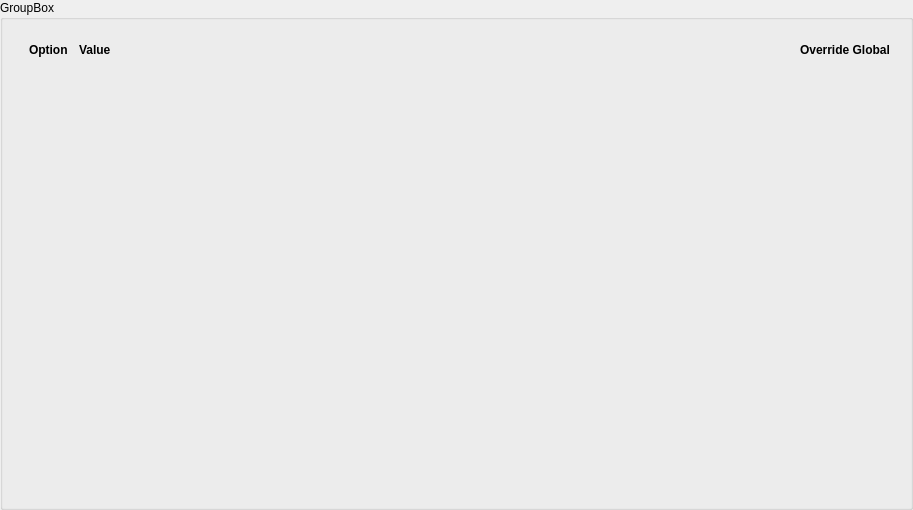
Above: brainframe_qt/ui/dialogs/plugin_configuration/plugin_options/plugin_options.ui from aotuai/brainframe-qt before the change. Below: the same form after it.
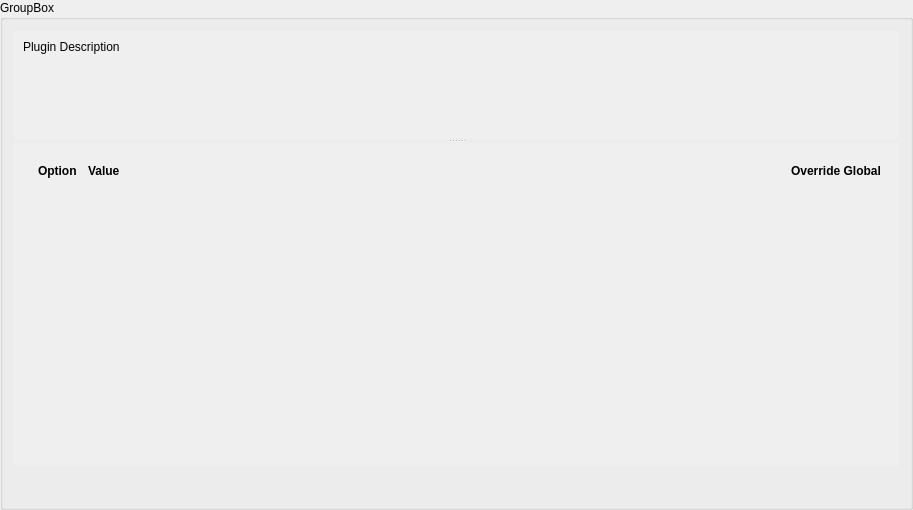
That is the form after the change.

Commit message: Add plugin descriptions to UI

```diff
--- a/brainframe_qt/ui/dialogs/plugin_configuration/plugin_options/plugin_options.ui
+++ b/brainframe_qt/ui/dialogs/plugin_configuration/plugin_options/plugin_options.ui
@@ -16,26 +16,82 @@
   <property name="title">
    <string>GroupBox</string>
   </property>
-  <layout class="QGridLayout" name="gridLayout">
-   <item row="0" column="0">
+  <layout class="QVBoxLayout" name="verticalLayout_4">
+   <item>
+    <widget class="QSplitter" name="splitter">
+     <property name="orientation">
+      <enum>Qt::Vertical</enum>
+     </property>
+     <property name="childrenCollapsible">
+      <bool>false</bool>
+     </property>
+     <widget class="QScrollArea" name="plugin_description_area">
+      <property name="frameShape">
+       <enum>QFrame::NoFrame</enum>
+      </property>
+      <property name="horizontalScrollBarPolicy">
+       <enum>Qt::ScrollBarAlwaysOff</enum>
+      </property>
+      <property name="widgetResizable">
+       <bool>true</bool>
+      </property>
+      <widget class="QWidget" name="scrollAreaWidgetContents">
+       <property name="geometry">
+        <rect>
+         <x>0</x>
+         <y>0</y>
+         <width>887</width>
+         <height>95</height>
+        </rect>
+       </property>
+       <layout class="QVBoxLayout" name="verticalLayout">
+        <item>
+         <widget class="QLabel" name="plugin_description_label">
+          <property name="text">
+           <string>Plugin Description</string>
+          </property>
+          <property name="alignment">
+           <set>Qt::AlignLeading|Qt::AlignLeft|Qt::AlignTop</set>
+          </property>
+          <property name="wordWrap">
+           <bool>true</bool>
+          </property>
+          <property name="textInteractionFlags">
+           <set>Qt::LinksAccessibleByMouse|Qt::TextSelectableByKeyboard|Qt::TextSelectableByMouse</set>
+          </property>
+         </widget>
+        </item>
+       </layout>
+      </widget>
+     </widget>
+     <widget class="QScrollArea" name="plugin_options_area">
+      <property name="frameShape">
+       <enum>QFrame::NoFrame</enum>
+      </property>
+      <property name="widgetResizable">
+       <bool>true</bool>
+      </property>
+      <widget class="QWidget" name="scrollAreaWidgetContents_3">
+       <property name="geometry">
+        <rect>
+         <x>0</x>
+         <y>0</y>
+         <width>887</width>
+         <height>336</height>
+        </rect>
+       </property>
+       <layout class="QVBoxLayout" name="verticalLayout_3">
+        <item>
+         <layout class="QVBoxLayout" name="verticalLayout_2">
+          <item>
     <widget class="QWidget" name="grid" native="true">
-     <layout class="QGridLayout" name="gridLayout_2" columnstretch="0,0,0,1,0">
-      <item row="0" column="1">
-       <widget class="QLabel" name="option_label">
-        <property name="font">
-         <font>
-          <weight>75</weight>
-          <bold>true</bold>
-         </font>
-        </property>
-        <property name="text">
-         <string>Option</string>
-        </property>
-        <property name="margin">
-         <number>10</number>
-        </property>
-       </widget>
-      </item>
+            <property name="sizePolicy">
+             <sizepolicy hsizetype="Preferred" vsizetype="Maximum">
+              <horstretch>0</horstretch>
+              <verstretch>0</verstretch>
+             </sizepolicy>
+            </property>
+            <layout class="QGridLayout" name="gridLayout_2" columnstretch="0,0,0,0,0">
       <item row="0" column="2">
        <widget class="QLabel" name="value_label">
         <property name="font">
@@ -55,25 +111,6 @@
         </property>
        </widget>
       </item>
-      <item row="0" column="4">
-       <widget class="QLabel" name="override_label">
-        <property name="font">
-         <font>
-          <weight>75</weight>
-          <bold>true</bold>
-         </font>
-        </property>
-        <property name="text">
-         <string>Override Global</string>
-        </property>
-        <property name="margin">
-         <number>10</number>
-        </property>
-        <property name="indent">
-         <number>5</number>
-        </property>
-       </widget>
-      </item>
       <item row="0" column="3">
        <spacer name="horizontalSpacer_2">
         <property name="orientation">
@@ -90,11 +127,46 @@
       <item row="0" column="0">
        <widget class="QWidget" name="empty" native="true"/>
       </item>
+             <item row="0" column="1">
+              <widget class="QLabel" name="option_label">
+               <property name="font">
+                <font>
+                 <weight>75</weight>
+                 <bold>true</bold>
+                </font>
+               </property>
+               <property name="text">
+                <string>Option</string>
+               </property>
+               <property name="margin">
+                <number>10</number>
+               </property>
+              </widget>
+             </item>
+             <item row="0" column="4">
+              <widget class="QLabel" name="override_label">
+               <property name="font">
+                <font>
+                 <weight>75</weight>
+                 <bold>true</bold>
+                </font>
+               </property>
+               <property name="text">
+                <string>Override Global</string>
+               </property>
+               <property name="margin">
+                <number>10</number>
+               </property>
+               <property name="indent">
+                <number>5</number>
+               </property>
+              </widget>
+             </item>
      </layout>
     </widget>
    </item>
-   <item row="2" column="0">
-    <spacer name="verticalSpacer_2">
+          <item>
+           <spacer name="verticalSpacer">
      <property name="orientation">
       <enum>Qt::Vertical</enum>
      </property>
@@ -106,8 +178,32 @@
      </property>
     </spacer>
    </item>
-   <item row="3" column="0">
-    <layout class="QGridLayout" name="buttons_grid"/>
+         </layout>
+        </item>
+       </layout>
+      </widget>
+     </widget>
+    </widget>
+   </item>
+   <item>
+    <layout class="QGridLayout" name="buttons_grid">
+     <property name="topMargin">
+      <number>10</number>
+     </property>
+     <item row="0" column="0">
+      <spacer name="horizontalSpacer">
+       <property name="orientation">
+        <enum>Qt::Horizontal</enum>
+       </property>
+       <property name="sizeHint" stdset="0">
+        <size>
+         <width>40</width>
+         <height>20</height>
+        </size>
+       </property>
+      </spacer>
+     </item>
+    </layout>
    </item>
   </layout>
  </widget>
```
Lines whose indentation alone changed are shown as unchanged. The commit also changes 1 other file.
